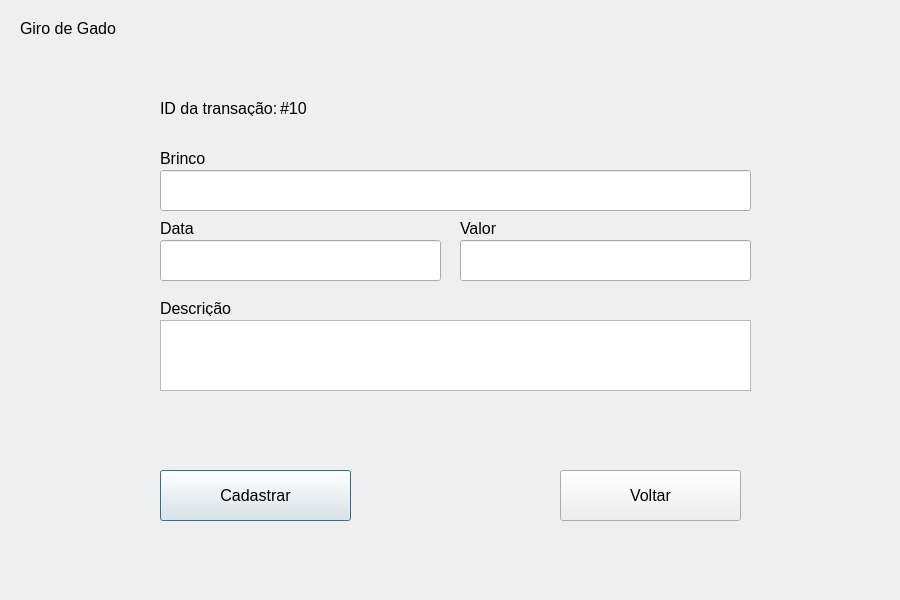
Old version of the form views/financialrecordscreen.ui in the repository MaceGabriel/GiroDeGado.
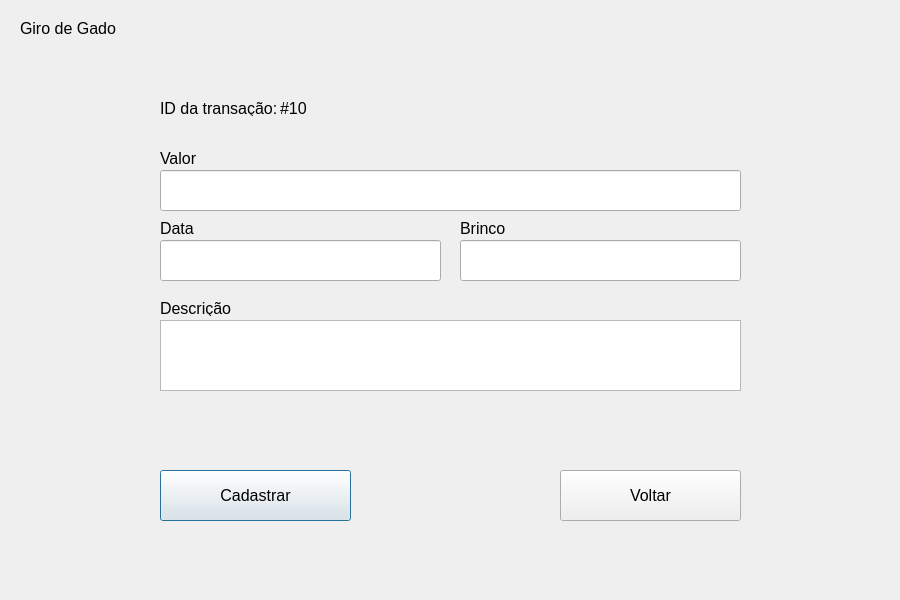
New version of the form.

```diff
--- a/views/financialrecordscreen.ui
+++ b/views/financialrecordscreen.ui
@@ -35,8 +35,8 @@
    <property name="geometry">
     <rect>
      <x>160</x>
-     <y>170</y>
-     <width>591</width>
+     <y>240</y>
+     <width>281</width>
      <height>41</height>
     </rect>
    </property>
@@ -49,9 +49,9 @@
   <widget class="QLineEdit" name="inputPrice">
    <property name="geometry">
     <rect>
-     <x>460</x>
-     <y>240</y>
-     <width>291</width>
+     <x>160</x>
+     <y>170</y>
+     <width>581</width>
      <height>41</height>
     </rect>
    </property>
@@ -100,7 +100,7 @@
   <widget class="QLineEdit" name="inputDate">
    <property name="geometry">
     <rect>
-     <x>160</x>
+     <x>460</x>
      <y>240</y>
      <width>281</width>
      <height>41</height>
@@ -115,8 +115,8 @@
   <widget class="QLabel" name="labelPrice">
    <property name="geometry">
     <rect>
-     <x>460</x>
-     <y>220</y>
+     <x>160</x>
+     <y>150</y>
      <width>121</width>
      <height>16</height>
     </rect>
@@ -169,8 +169,8 @@
   <widget class="QLabel" name="labelEarring">
    <property name="geometry">
     <rect>
-     <x>160</x>
-     <y>150</y>
+     <x>460</x>
+     <y>220</y>
      <width>61</width>
      <height>16</height>
     </rect>
@@ -189,7 +189,7 @@
     <rect>
      <x>160</x>
      <y>320</y>
-     <width>591</width>
+     <width>581</width>
      <height>71</height>
     </rect>
    </property>
```
